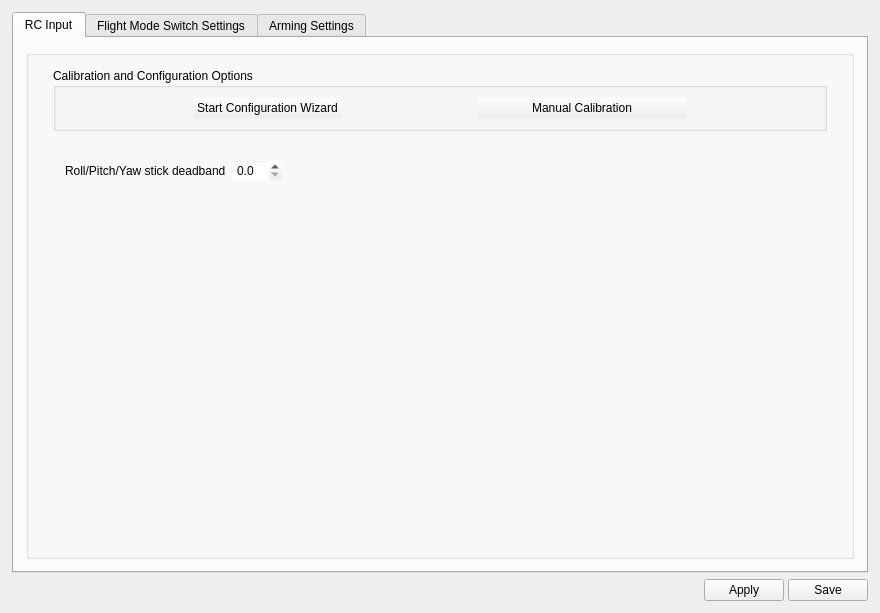
Qt form ground/openpilotgcs/src/plugins/config/input.ui (openpilot/OpenPilot) before a commit.
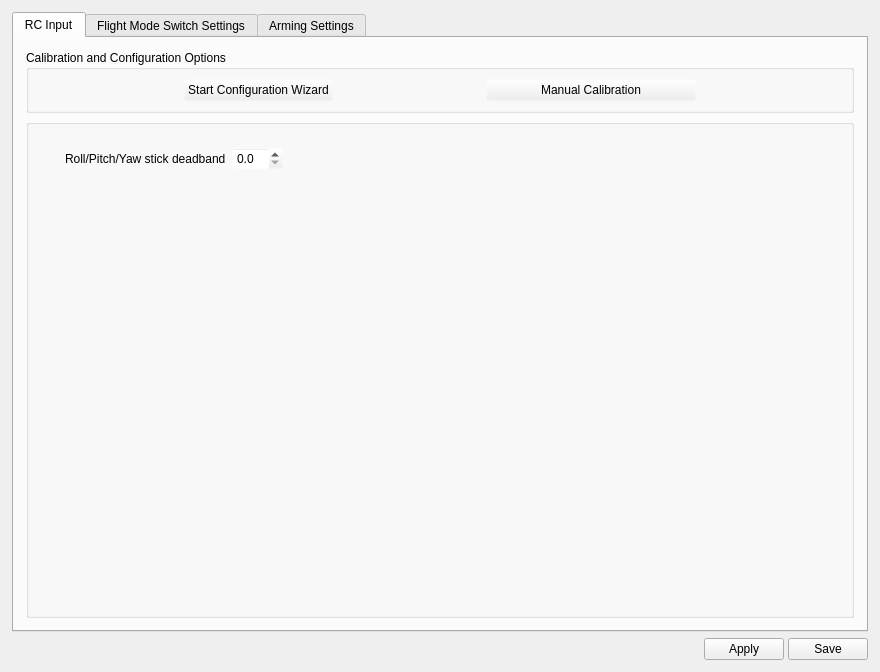
The same form after that commit. Icons and pictures are not drawn.

Commit message: just doing local commits so I can grab it in my own branch, just spacing changes and a little rearrangement

Diff of the .ui file:
```diff
--- a/ground/openpilotgcs/src/plugins/config/input.ui
+++ b/ground/openpilotgcs/src/plugins/config/input.ui
@@ -7,7 +7,7 @@
     <x>0</x>
     <y>0</y>
     <width>880</width>
-    <height>613</height>
+    <height>672</height>
    </rect>
   </property>
   <property name="windowTitle">
@@ -27,6 +27,9 @@
        <string>RC Input</string>
       </attribute>
       <layout class="QVBoxLayout" name="verticalLayout_11">
+       <property name="spacing">
+        <number>0</number>
+       </property>
        <property name="margin">
         <number>0</number>
        </property>
@@ -108,15 +111,15 @@
             <x>0</x>
             <y>0</y>
             <width>850</width>
-            <height>513</height>
+            <height>572</height>
            </rect>
           </property>
           <layout class="QGridLayout" name="gridLayout">
+           <property name="margin">
+            <number>12</number>
+           </property>
            <property name="verticalSpacing">
-            <number>6</number>
-           </property>
-           <property name="margin">
-            <number>12</number>
+            <number>-1</number>
            </property>
            <item row="1" column="0">
             <widget class="QGroupBox" name="groupBox_5">
@@ -146,114 +149,6 @@
                   <property name="margin">
                    <number>12</number>
                   </property>
-                  <item>
-                   <widget class="QGroupBox" name="groupBox_3">
-                    <property name="title">
-                     <string>Calibration and Configuration Options</string>
-                    </property>
-                    <layout class="QHBoxLayout" name="horizontalLayout_7">
-                     <item>
-                      <spacer name="horizontalSpacer_10">
-                       <property name="orientation">
-                        <enum>Qt::Horizontal</enum>
-                       </property>
-                       <property name="sizeHint" stdset="0">
-                        <size>
-                         <width>40</width>
-                         <height>20</height>
-                        </size>
-                       </property>
-                      </spacer>
-                     </item>
-                     <item>
-                      <widget class="QPushButton" name="configurationWizard">
-                       <property name="text">
-                        <string>Start Configuration Wizard</string>
-                       </property>
-                       <property name="checkable">
-                        <bool>false</bool>
-                       </property>
-                       <property name="checked">
-                        <bool>false</bool>
-                       </property>
-                       <property name="autoDefault">
-                        <bool>false</bool>
-                       </property>
-                       <property name="default">
-                        <bool>false</bool>
-                       </property>
-                       <property name="flat">
-                        <bool>false</bool>
-                       </property>
-                      </widget>
-                     </item>
-                     <item>
-                      <spacer name="horizontalSpacer_7">
-                       <property name="orientation">
-                        <enum>Qt::Horizontal</enum>
-                       </property>
-                       <property name="sizeHint" stdset="0">
-                        <size>
-                         <width>40</width>
-                         <height>20</height>
-                        </size>
-                       </property>
-                      </spacer>
-                     </item>
-                     <item>
-                      <widget class="QPushButton" name="runCalibration">
-                       <property name="enabled">
-                        <bool>true</bool>
-                       </property>
-                       <property name="minimumSize">
-                        <size>
-                         <width>210</width>
-                         <height>0</height>
-                        </size>
-                       </property>
-                       <property name="autoFillBackground">
-                        <bool>false</bool>
-                       </property>
-                       <property name="text">
-                        <string>Manual Calibration</string>
-                       </property>
-                       <property name="checkable">
-                        <bool>true</bool>
-                       </property>
-                      </widget>
-                     </item>
-                     <item>
-                      <spacer name="horizontalSpacer_9">
-                       <property name="orientation">
-                        <enum>Qt::Horizontal</enum>
-                       </property>
-                       <property name="sizeHint" stdset="0">
-                        <size>
-                         <width>40</width>
-                         <height>20</height>
-                        </size>
-                       </property>
-                      </spacer>
-                     </item>
-                    </layout>
-                   </widget>
-                  </item>
-                  <item>
-                   <spacer name="verticalSpacer_7">
-                    <property name="orientation">
-                     <enum>Qt::Vertical</enum>
-                    </property>
-                    <property name="sizeType">
-                     <enum>QSizePolicy::Fixed</enum>
-                    </property>
-                    <property name="sizeHint" stdset="0">
-                     <size>
-                      <width>20</width>
-                      <height>12</height>
-                     </size>
-                    </property>
-                   </spacer>
-                  </item>
                   <item>
                    <layout class="QVBoxLayout" name="channelSettings">
                     <property name="spacing">
@@ -417,6 +312,98 @@
              </layout>
             </widget>
            </item>
+           <item row="0" column="0">
+            <widget class="QGroupBox" name="groupBox_3">
+             <property name="title">
+              <string>Calibration and Configuration Options</string>
+             </property>
+             <layout class="QHBoxLayout" name="horizontalLayout_7">
+              <item>
+               <spacer name="horizontalSpacer_10">
+                <property name="orientation">
+                 <enum>Qt::Horizontal</enum>
+                </property>
+                <property name="sizeHint" stdset="0">
+                 <size>
+                  <width>40</width>
+                  <height>20</height>
+                 </size>
+                </property>
+               </spacer>
+              </item>
+              <item>
+               <widget class="QPushButton" name="configurationWizard">
+                <property name="text">
+                 <string>Start Configuration Wizard</string>
+                </property>
+                <property name="checkable">
+                 <bool>false</bool>
+                </property>
+                <property name="checked">
+                 <bool>false</bool>
+                </property>
+                <property name="autoDefault">
+                 <bool>false</bool>
+                </property>
+                <property name="default">
+                 <bool>false</bool>
+                </property>
+                <property name="flat">
+                 <bool>false</bool>
+                </property>
+               </widget>
+              </item>
+              <item>
+               <spacer name="horizontalSpacer_7">
+                <property name="orientation">
+                 <enum>Qt::Horizontal</enum>
+                </property>
+                <property name="sizeHint" stdset="0">
+                 <size>
+                  <width>40</width>
+                  <height>20</height>
+                 </size>
+                </property>
+               </spacer>
+              </item>
+              <item>
+               <widget class="QPushButton" name="runCalibration">
+                <property name="enabled">
+                 <bool>true</bool>
+                </property>
+                <property name="minimumSize">
+                 <size>
+                  <width>210</width>
+                  <height>0</height>
+                 </size>
+                </property>
+                <property name="autoFillBackground">
+                 <bool>false</bool>
+                </property>
+                <property name="text">
+                 <string>Manual Calibration</string>
+                </property>
+                <property name="checkable">
+                 <bool>true</bool>
+                </property>
+               </widget>
+              </item>
+              <item>
+               <spacer name="horizontalSpacer_9">
+                <property name="orientation">
+                 <enum>Qt::Horizontal</enum>
+                </property>
+                <property name="sizeHint" stdset="0">
+                 <size>
+                  <width>40</width>
+                  <height>20</height>
+                 </size>
+                </property>
+               </spacer>
+              </item>
+             </layout>
+            </widget>
+           </item>
           </layout>
          </widget>
         </widget>
@@ -509,7 +496,7 @@
             <x>0</x>
             <y>0</y>
             <width>850</width>
-            <height>513</height>
+            <height>572</height>
            </rect>
           </property>
           <layout class="QGridLayout" name="gridLayout_7" rowstretch="1,0,0">
@@ -1298,7 +1285,7 @@
             <x>0</x>
             <y>0</y>
             <width>850</width>
-            <height>513</height>
+            <height>572</height>
            </rect>
           </property>
           <layout class="QVBoxLayout" name="verticalLayout_2">
```
The commit also changes 1 other file.
